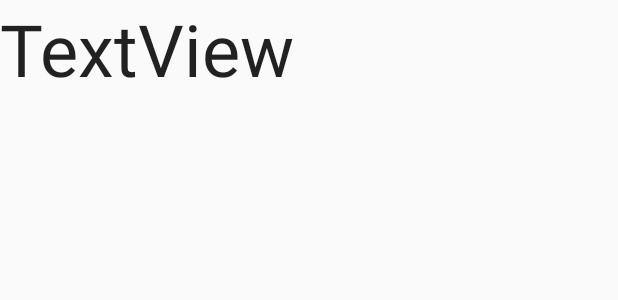
After one commit to hycnara/shapewatcher, an Android app: the layout ranking_list.xml on its own in the app's theme, with its tools: preview values and no code run, on a phone screen of 412 x 824 dp. The commit adds this screen. Shown: the top 300 px of the screen. Run offline under Robolectric (Android 15) with nearby library versions, the phone set to English and light mode, and no system bars.

Commit message:
ranking works

```diff
--- a/app/src/main/java/pl/edu/agh/shapewatcher/LoginActivity.java
+++ b/app/src/main/java/pl/edu/agh/shapewatcher/LoginActivity.java
@@ -78,6 +78,5 @@ public class LoginActivity extends AppCompatActivity implements View.OnClickList
                 }
             }
         });
-
     }
 }
--- /dev/null
+++ b/app/src/main/res/layout/ranking_list.xml
@@ -0,0 +1,12 @@
+<?xml version="1.0" encoding="utf-8"?>
+<LinearLayout xmlns:android="http://schemas.android.com/apk/res/android"
+    android:orientation="vertical" android:layout_width="match_parent"
+    android:layout_height="match_parent">
+    <TextView
+        android:id="@+id/textViewRankingUser"
+        android:layout_width="match_parent"
+        android:layout_height="wrap_content"
+        android:text="TextView"
+        android:textSize="@android:dimen/app_icon_size"
+        android:textAppearance="@style/Base.TextAppearance.AppCompat.Large" />
+</LinearLayout>
```
Also changed, not shown: app/src/main/java/pl/edu/agh/shapewatcher/RankingActivity.java (+57 -1 lines), app/src/main/java/pl/edu/agh/shapewatcher/RankingList.java (added, +43 -0 lines), app/src/main/java/pl/edu/agh/shapewatcher/entities/Result.java (+17 -1 lines), app/src/main/java/pl/edu/agh/shapewatcher/entities/Round.java (+16 -0 lines), app/src/main/res/layout/activity_ranking.xml (+14 -0 lines).
